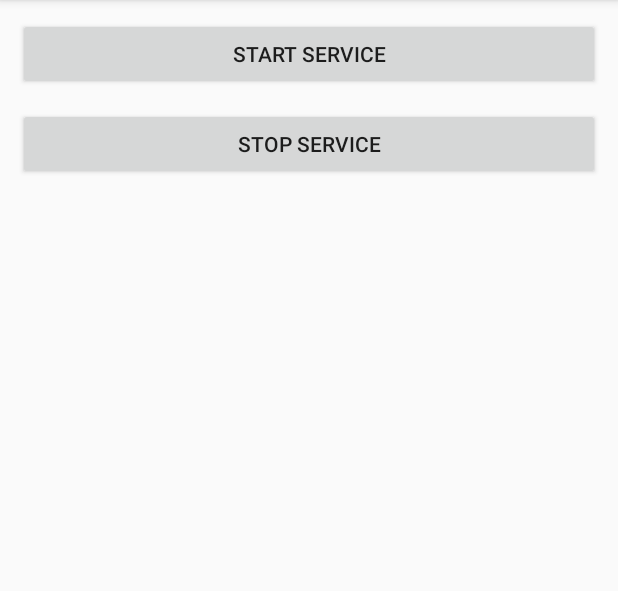
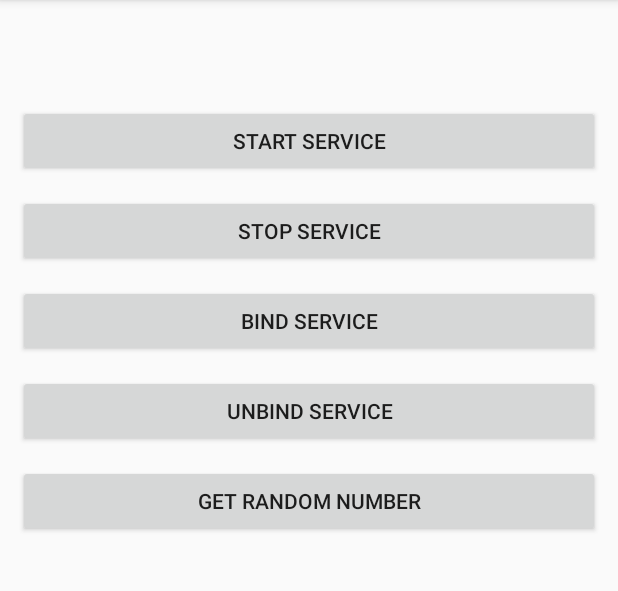
Before and after one commit to zeee4real/Services-Example-Application, an Android app: the screen it shows after launch (MainActivity), on a phone screen of 412 x 824 dp, the part 84-675 px from its top. Run offline under Robolectric (Android 15) with nearby library versions, the phone set to English and light mode, and no system bars.

Commit message:
- implemented bindService which creates a service if it is not yet created - implemented unbindService which unbinds the service - after a service is started it can be stopped, if the service is bounded it cannot be stopped until the service is unBounded, this is the behavior of bound services

```diff
--- a/app/src/main/java/com/example/servicesexampleapplication/MyService.kt
+++ b/app/src/main/java/com/example/servicesexampleapplication/MyService.kt
@@ -24,6 +24,7 @@ class MyService : Service() {
     private val binder: IBinder = MyServiceBinder()
 
     override fun onBind(p0: Intent?): IBinder? {
+        Log.i(TAG, "In onBind^ " + Thread.currentThread().id)
         return binder
     }
 
@@ -63,7 +64,7 @@ class MyService : Service() {
         isRandomNumberGeneratorOn = false
     }
 
-    private fun getRandomNumber(): Int = randomNumber
+    fun getRandomNumber(): Int = randomNumber
 
     override fun onUnbind(intent: Intent?): Boolean {
         Log.i(TAG, "In onUnbind")
--- a/app/src/main/res/layout/activity_main.xml
+++ b/app/src/main/res/layout/activity_main.xml
@@ -6,10 +6,21 @@
     android:layout_height="match_parent"
     tools:context=".MainActivity">
 
+    <TextView
+        android:id="@+id/randomNumberTV"
+        android:layout_width="match_parent"
+        android:layout_height="wrap_content"
+        android:layout_margin="12dp"
+        android:padding="12dp"
+        android:textSize="16sp"
+        app:layout_constraintStart_toStartOf="parent"
+        app:layout_constraintTop_toTopOf="parent"
+        app:layout_constraintEnd_toEndOf="parent"/>
+
     <Button
         android:id="@+id/startServiceBtn"
         app:layout_constraintStart_toStartOf="parent"
-        app:layout_constraintTop_toTopOf="parent"
+        app:layout_constraintTop_toBottomOf="@+id/randomNumberTV"
         app:layout_constraintEnd_toEndOf="parent"
         android:layout_margin="12dp"
         android:layout_width="match_parent"
@@ -24,5 +35,32 @@
         app:layout_constraintEnd_toEndOf="parent"
         android:layout_margin="12dp"
         app:layout_constraintTop_toBottomOf="@+id/startServiceBtn"/>
+    <Button
+        android:id="@+id/bindServiceBtn"
+        android:layout_width="match_parent"
+        android:layout_height="wrap_content"
+        android:text="Bind Service"
+        app:layout_constraintStart_toStartOf="parent"
+        app:layout_constraintEnd_toEndOf="parent"
+        android:layout_margin="12dp"
+        app:layout_constraintTop_toBottomOf="@+id/stopServiceBtn"/>
+    <Button
+        android:id="@+id/unbindServiceBtn"
+        android:layout_width="match_parent"
+        android:layout_height="wrap_content"
+        android:text="Unbind Service"
+        app:layout_constraintStart_toStartOf="parent"
+        app:layout_constraintEnd_toEndOf="parent"
+        android:layout_margin="12dp"
+        app:layout_constraintTop_toBottomOf="@+id/bindServiceBtn"/>
+    <Button
+        android:id="@+id/getRandomNumberBtn"
+        android:layout_width="match_parent"
+        android:layout_height="wrap_content"
+        android:text="Get Random Number"
+        app:layout_constraintStart_toStartOf="parent"
+        app:layout_constraintEnd_toEndOf="parent"
+        android:layout_margin="12dp"
+        app:layout_constraintTop_toBottomOf="@+id/unbindServiceBtn"/>
 
 </androidx.constraintlayout.widget.ConstraintLayout>
```
Also changed, not shown: app/src/main/java/com/example/servicesexampleapplication/MainActivity.kt (+56 -2 lines).
